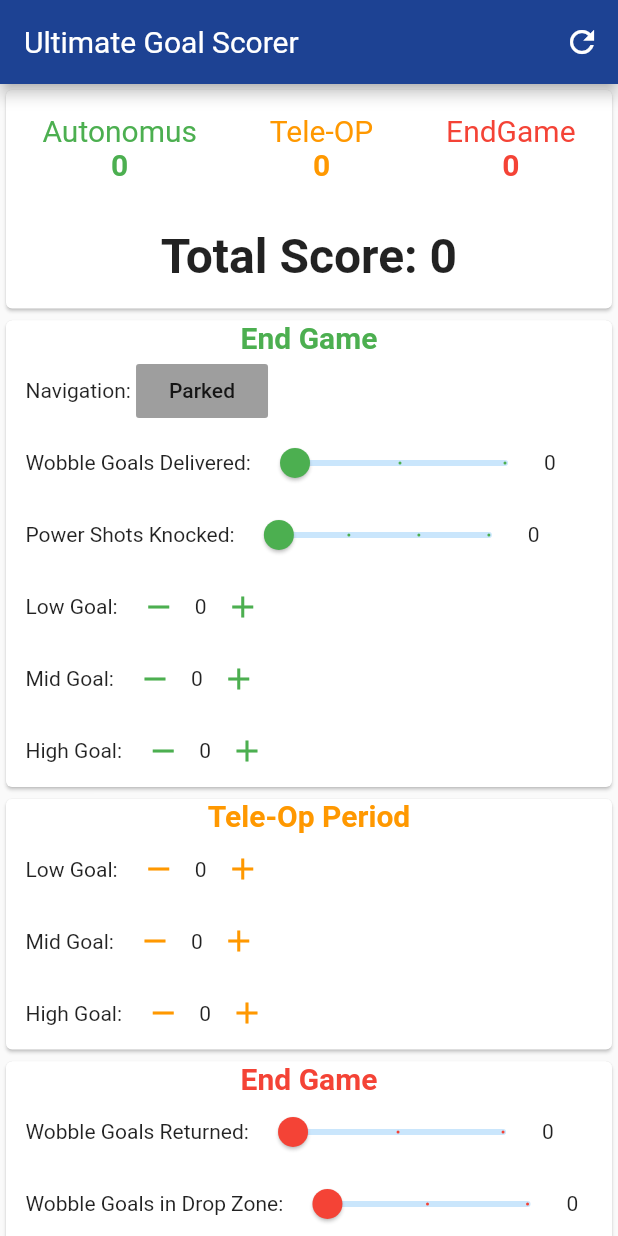
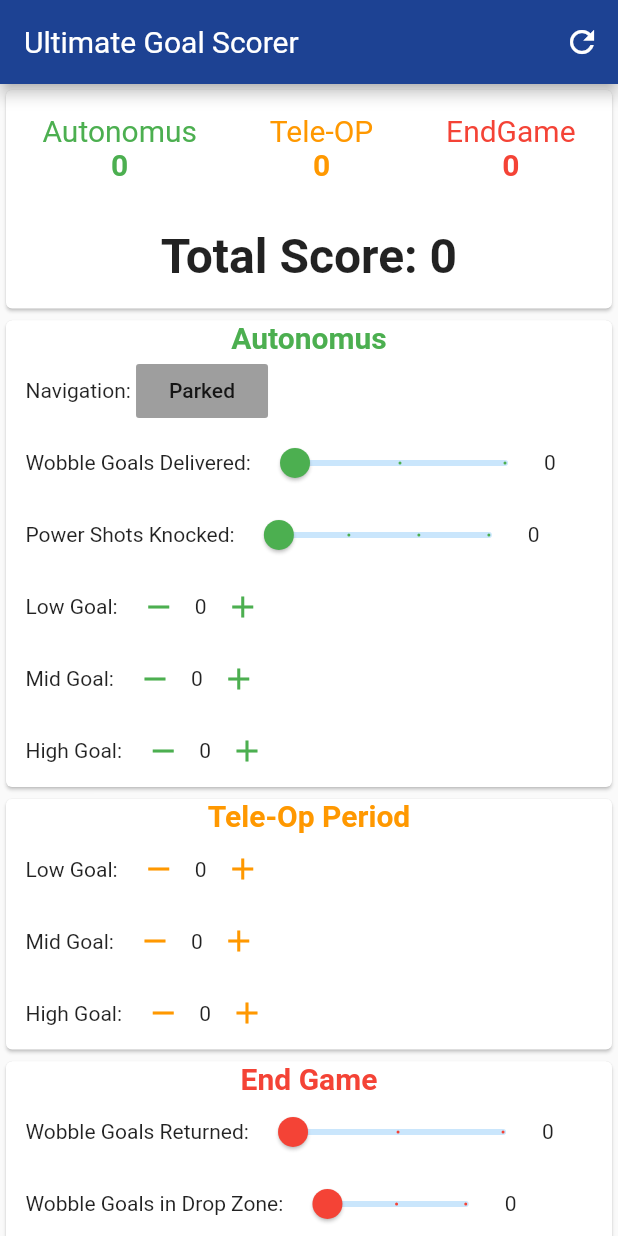
Before and after one commit to crackerOil/Freight-Frenzy-Scorer, a Flutter app: the screen it shows after launch, on a phone screen of 412 x 824 dp. Run offline on Flutter 3.47's test engine with Material 2 defaults, Android fonts, the phone set to English and light mode, and no system bars; Roboto replaces fonts that are missing (OpenSans).

Commit message:
Small UI bug fixes

```diff
--- a/lib/main.dart
+++ b/lib/main.dart
@@ -1,11 +1,7 @@
 import 'package:flutter/material.dart';
 import 'package:provider/provider.dart';
-import 'package:ugscorer/widgets/endgame.dart';
+import 'package:ugscorer/screens/scorer_screen.dart';
 import './providers/scores.dart';
-import './widgets/total_scores.dart';
-import './widgets/autonomus.dart';
-import './widgets/teleop.dart';
-import './widgets/endgame.dart';
 void main() {
   runApp(MyApp());
 }
@@ -30,66 +26,22 @@ class MyApp extends StatelessWidget {
             errorColor: Colors.red,
             fontFamily: 'QuickSand',
             textTheme: ThemeData.light().textTheme.copyWith(
-                headline6: TextStyle(
+                    headline6: TextStyle(
                   fontFamily: 'OpenSans',
                   fontSize: 18,
                 )),
             appBarTheme: AppBarTheme(
                 textTheme: ThemeData.light().textTheme.copyWith(
-                    headline6: TextStyle(
+                        headline6: TextStyle(
                       fontFamily: 'OpenSans',
                       fontSize: 20,
                     )))),
         // darkTheme: ThemeData.dark(),
-        home: MyHomePage(title: 'Ultimate Goal Scorer'),
+        home: ScorerScreen(),
+        routes: {
+          ScorerScreen.routeName: (ctx) => ScorerScreen()
+        },
       ),
     );
   }
 }
-
-class MyHomePage extends StatefulWidget {
-  MyHomePage({Key key, this.title}) : super(key: key);
-
-  final String title;
-
-  @override
-  _MyHomePageState createState() => _MyHomePageState();
-}
-
-class _MyHomePageState extends State<MyHomePage> {
-  @override
-  Widget build(BuildContext context) {
-    final scores = Provider.of<FinalScores>(context);
-    final appBar = AppBar(
-      title: Text(widget.title),
-      actions: [
-        IconButton(icon: Icon(Icons.refresh), onPressed: scores.resetScore)
-      ],
-    );
-    return Scaffold(
-      appBar: appBar,
-      body: Column(
-        children: [
-          Container(
-            height: ((MediaQuery.of(context).size.height -
-                appBar.preferredSize.height -
-                MediaQuery.of(context).padding.top)) * 0.2,
-            child: Scoreboard(),
-          ),
-          Container(
-            height: ((MediaQuery.of(context).size.height -
-                appBar.preferredSize.height -
-                MediaQuery.of(context).padding.top)) * 0.8,
-            child: ListView(
-              children: [
-                AutonomusScore(),
-                TeleOp(),
-                EndGameCard()
-              ],
-            ),
-          )
-        ],
-      ),
-    );
-  }
-}
--- a/lib/providers/scores.dart
+++ b/lib/providers/scores.dart
@@ -1,6 +1,5 @@
 import 'package:flutter/foundation.dart';
 import 'package:flutter/material.dart';
-
 class Autonomus {
   int wobblesDelivered;
   int powershotsKnocked;
@@ -44,9 +43,14 @@ class EndGame {
 }
 
 class FinalScores with ChangeNotifier {
-  Autonomus _autoScore = Autonomus(highGoal: 0, lowGoal: 0, midGoal: 0, parkedRobots: 0, powershotsKnocked: 0, wobblesDelivered: 0);
-  Teleop _teleopScore = Teleop(highGoal: 0, midGoal: 0, lowGoal: 0);
-  EndGame _endgameScore = EndGame(powershotsKnocked: 0, ringsOnWobble: 0, wobblesDropped: 0, wobblesReturned: 0);
+  Autonomus _autoScore ;
+  Teleop _teleopScore ;
+  EndGame _endgameScore;
+  FinalScores({Autonomus autonomus, Teleop teleop, EndGame endGame}) {
+    _autoScore = autonomus ?? Autonomus(highGoal: 0, lowGoal: 0, midGoal: 0, parkedRobots: 0, powershotsKnocked: 0, wobblesDelivered: 0);
+    _teleopScore = teleop ?? Teleop(highGoal: 0, midGoal: 0, lowGoal: 0);
+    _endgameScore = endGame ?? EndGame(powershotsKnocked: 0, ringsOnWobble: 0, wobblesDropped: 0, wobblesReturned: 0);
+  }
   Autonomus get autoDetails => _autoScore;
   Teleop get teleopDetails => _teleopScore;
   EndGame get endgameDetails => _endgameScore;
--- /dev/null
+++ b/lib/screens/scorer_screen.dart
@@ -0,0 +1,44 @@
+import 'package:flutter/material.dart';
+import 'package:provider/provider.dart';
+import 'package:ugscorer/providers/scores.dart';
+import 'package:ugscorer/widgets/autonomus.dart';
+import 'package:ugscorer/widgets/endgame.dart';
+import 'package:ugscorer/widgets/teleop.dart';
+import 'package:ugscorer/widgets/total_scores.dart';
+
+class ScorerScreen extends StatelessWidget {
+  static const routeName = '/scorer-screen';
+  @override
+  Widget build(BuildContext context) {
+    final scores = Provider.of<FinalScores>(context);
+    final appBar = AppBar(
+      title: Text('Ultimate Goal Scorer'),
+      actions: [
+        IconButton(icon: Icon(Icons.refresh), onPressed: scores.resetScore)
+      ],
+    );
+    return Scaffold(
+      appBar: appBar,
+      body: Column(
+        children: [
+          Container(
+            height: ((MediaQuery.of(context).size.height -
+                appBar.preferredSize.height -
+                MediaQuery.of(context).padding.top)) *
+                0.2,
+            child: Scoreboard(),
+          ),
+          Container(
+            height: ((MediaQuery.of(context).size.height -
+                appBar.preferredSize.height -
+                MediaQuery.of(context).padding.top)) *
+                0.8,
+            child: ListView(
+              children: [AutonomusScore(), TeleOp(), EndGameCard()],
+            ),
+          )
+        ],
+      ),
+    );
+  }
+}
--- a/lib/widgets/autonomus.dart
+++ b/lib/widgets/autonomus.dart
@@ -16,7 +16,7 @@ class _AutonomusScoreState extends State<AutonomusScore> {
         child: Column(
       children: [
         Text(
-          'End Game',
+          'Autonomus',
           style: TextStyle(
             fontWeight: FontWeight.bold,
             fontSize: 20,
--- a/lib/widgets/endgame.dart
+++ b/lib/widgets/endgame.dart
@@ -47,7 +47,7 @@ class _EndGameCardState extends State<EndGameCard> {
             SizedBox(width: 13),
             Text('Wobble Goals in Drop Zone: '),
             Container(
-              width: 0.45* MediaQuery.of(context).size.width,
+              width: 0.35* MediaQuery.of(context).size.width,
               child: Slider(
                 activeColor: Colors.red,
                 value: 1.0 * scores.endgameDetails.wobblesDropped,
@@ -69,7 +69,9 @@ class _EndGameCardState extends State<EndGameCard> {
           children: [
             SizedBox(width: 13),
             Text('Power Shots Knocked: '),
-            Slider(
+            Container(
+              width: 0.35* MediaQuery.of(context).size.width,
+              child: Slider(
                 activeColor: Colors.red,
                 value: 1.0 * scores.endgameDetails.powershotsKnocked,
                 onChanged: (val) {
@@ -81,6 +83,7 @@ class _EndGameCardState extends State<EndGameCard> {
                 max: 3.0,
                 divisions: 3,
                 label: scores.endgameDetails.powershotsKnocked.toString(),
+              ),
             ),
             Text(scores.endgameDetails.powershotsKnocked.toString())
           ],
```
Also changed, not shown: 1 other file. Lines whose indentation alone changed are shown as unchanged.
